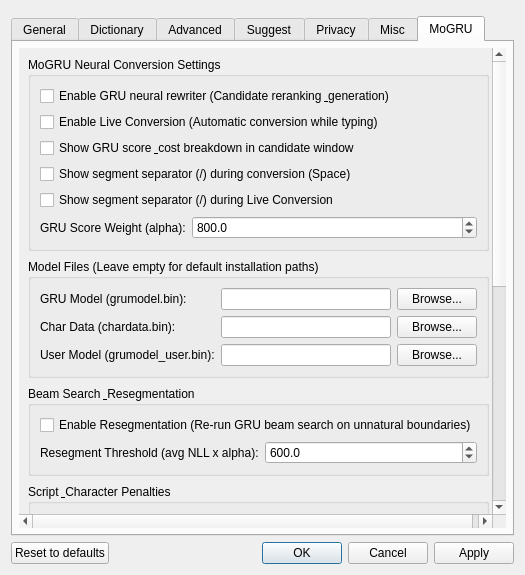
This is src/gui/config_dialog/config_dialog.ui in HaruhiroObora/MoGRU as Qt 5 draws it before an edit. The edited form follows.
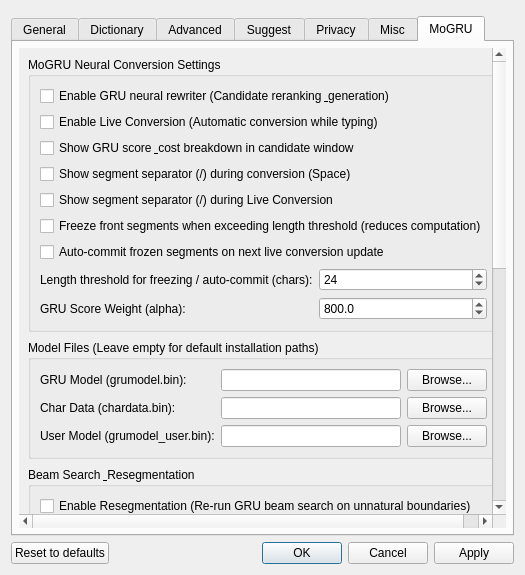
This is the edited form. The open tabs and pages were chosen to show the change. Custom widgets are drawn as their Qt base class.

Commit message: Implement live conversion prefix freezing and auto-commit features

Diff of the .ui file:
```diff
--- a/src/gui/config_dialog/config_dialog.ui
+++ b/src/gui/config_dialog/config_dialog.ui
@@ -1794,14 +1794,48 @@
                   </property>
                  </widget>
                 </item>
-                <item row="5" column="0">
+                <item row="5" column="0" colspan="2">
+                 <widget class="QCheckBox" name="enableLiveConversionPrefixFreezingCheckBox">
+                  <property name="text">
+                   <string>Freeze front segments when exceeding length threshold (reduces computation)</string>
+                  </property>
+                 </widget>
+                </item>
+                <item row="6" column="0" colspan="2">
+                 <widget class="QCheckBox" name="enableLiveConversionAutoCommitCheckBox">
+                  <property name="text">
+                   <string>Auto-commit frozen segments on next live conversion update</string>
+                  </property>
+                 </widget>
+                </item>
+                <item row="7" column="0">
+                 <widget class="QLabel" name="liveConversionLengthThresholdLabel">
+                  <property name="text">
+                   <string>Length threshold for freezing / auto-commit (chars):</string>
+                  </property>
+                 </widget>
+                </item>
+                <item row="7" column="1">
+                 <widget class="QSpinBox" name="liveConversionLengthThresholdSpinBox">
+                  <property name="minimum">
+                   <number>10</number>
+                  </property>
+                  <property name="maximum">
+                   <number>100</number>
+                  </property>
+                  <property name="value">
+                   <number>24</number>
+                  </property>
+                 </widget>
+                </item>
+                <item row="8" column="0">
                  <widget class="QLabel" name="gruScoreWeightLabel">
                   <property name="text">
                    <string>GRU Score Weight (alpha):</string>
                   </property>
                  </widget>
                 </item>
-                <item row="5" column="1">
+                <item row="8" column="1">
                  <widget class="QDoubleSpinBox" name="gruScoreWeightSpinBox">
                   <property name="decimals">
                    <number>1</number>
```
The commit also changes 10 other files.
